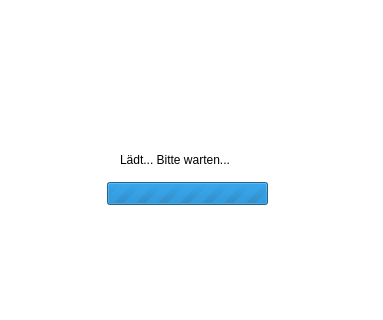
This is searchmusicoverlay.ui in xxmicloxx/GSPlayerQT as Qt 5 draws it before an edit; both pictures show x 0 to 383 and y 88 to 408 of the 383 by 600 pixel window. The edited form follows.
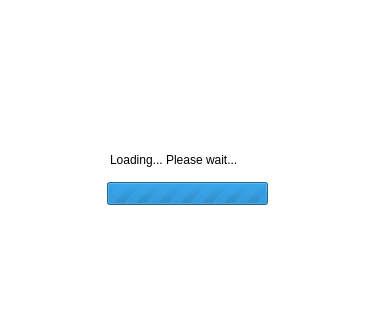
This is the edited form.

What changed in the file:
```diff
--- a/searchmusicoverlay.ui
+++ b/searchmusicoverlay.ui
@@ -38,14 +38,14 @@
   <widget class="QLabel" name="lblCaption">
    <property name="geometry">
     <rect>
-     <x>120</x>
+     <x>110</x>
      <y>240</y>
-     <width>131</width>
+     <width>151</width>
      <height>16</height>
     </rect>
    </property>
    <property name="text">
-    <string>Lädt... Bitte warten...</string>
+    <string>Loading... Please wait...</string>
    </property>
   </widget>
   <widget class="QProgressBar" name="progressBar">
```
